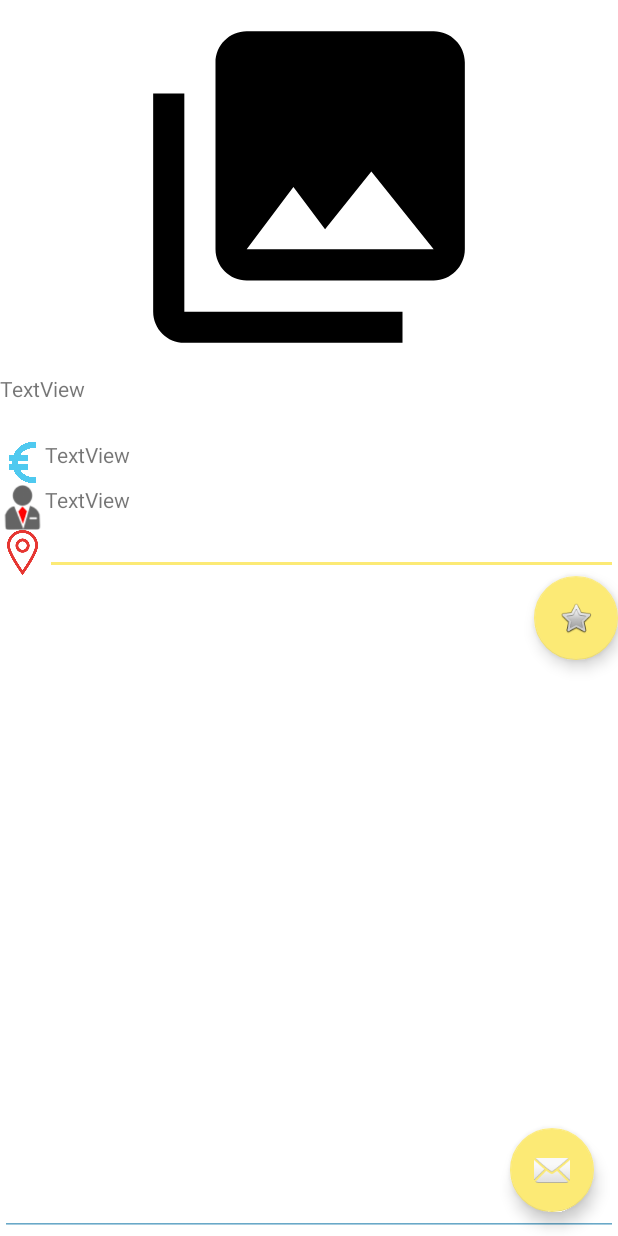
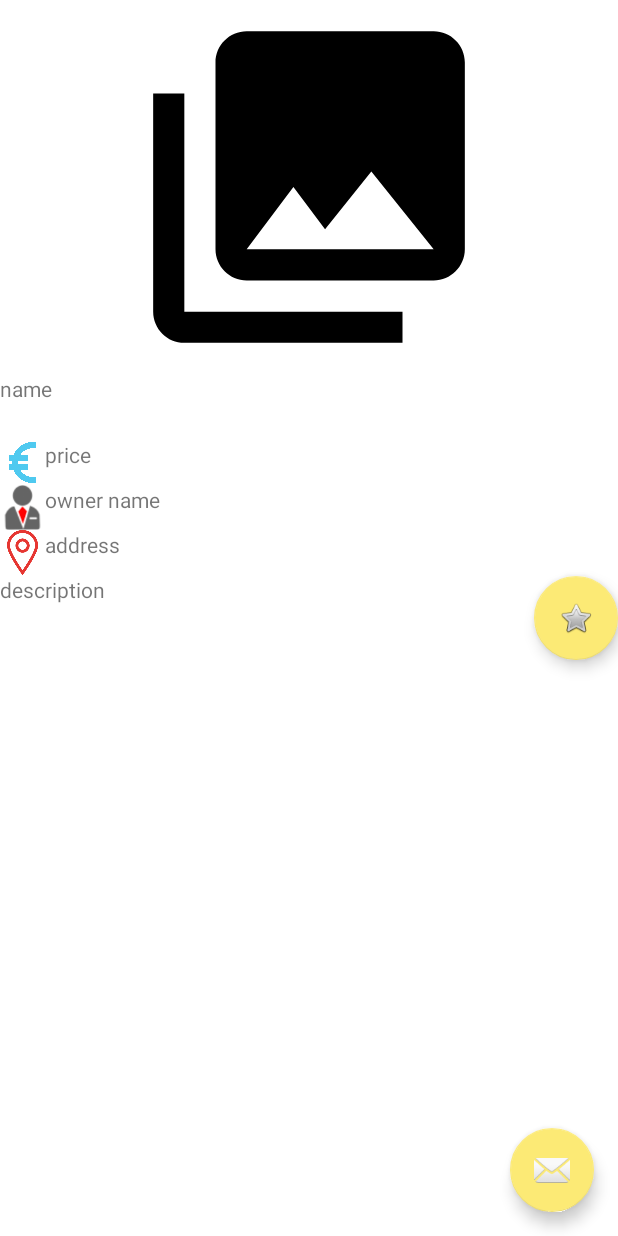
Before and after one commit to ciheng/shoppingMAP, an Android app: the ProductDetail screen opened directly, with no data from a screen before it, on a phone screen of 412 x 824 dp. Run offline under Robolectric (Android 15) with nearby library versions, the phone set to English and light mode, and no system bars; our stand-ins replace Volley; network calls fail; 2 statements that could not run were skipped.

Commit message:
product detail in progress

```diff
--- a/app/src/main/java/com/example/ciheng/shoppingmap/View/ProductDetail.java
+++ b/app/src/main/java/com/example/ciheng/shoppingmap/View/ProductDetail.java
@@ -3,10 +3,11 @@ package com.example.ciheng.shoppingmap.View;
 import android.content.Intent;
 import android.os.Bundle;
 import android.support.design.widget.FloatingActionButton;
-import android.support.design.widget.Snackbar;
 import android.support.v7.app.AppCompatActivity;
 import android.support.v7.widget.Toolbar;
+import android.util.Log;
 import android.view.View;
+import android.widget.ImageView;
 import android.widget.TextView;
 
 import com.android.volley.Request;
@@ -16,7 +17,6 @@ import com.android.volley.VolleyError;
 import com.android.volley.toolbox.JsonArrayRequest;
 import com.android.volley.toolbox.Volley;
 import com.example.ciheng.shoppingmap.Data.product;
-import com.example.ciheng.shoppingmap.Data.userData;
 import com.example.ciheng.shoppingmap.R;
 
 import org.json.JSONArray;
@@ -24,9 +24,17 @@ import org.json.JSONException;
 import org.json.JSONObject;
 
 public class ProductDetail extends AppCompatActivity {
-    int mUserId;
-    int productID;
-    userData mUserData;
+    private static final String TAG = "PRODUCT DETAIL";
+    private int mUserId;
+    private int productID;
+    private TextView mItemName;
+    private TextView mPrice;
+    private TextView mSellerName;
+    private TextView mAddress;
+    private TextView mDescription;
+    private product mProduct;
+    private ImageView mProductPic;
+    //private userData mUserData;
 
     @Override
     protected void onCreate(Bundle savedInstanceState) {
@@ -35,15 +43,22 @@ public class ProductDetail extends AppCompatActivity {
         Toolbar toolbar = (Toolbar) findViewById(R.id.toolbar);
         setSupportActionBar(toolbar);
         Intent intent = getIntent();
-        productID=intent.getIntExtra("prouct_id",-1);
-        mUserId=intent.getIntExtra("user_id",-1);
-
+        Bundle extras = intent.getExtras();
+        productID = extras.getInt("prouct_id", -1);
+        mUserId = extras.getInt("user_id", -1);
+        String message = "product Id " + productID + " user id " + mUserId;
+        Log.v(TAG, message);
+        mItemName=(TextView)findViewById(R.id.itemName);
+        mPrice=(TextView)findViewById(R.id.price);
+        mSellerName =(TextView)findViewById(R.id.sellerName);
+        mAddress=(TextView)findViewById(R.id.address);
+        mDescription=(TextView)findViewById(R.id.description);
         FloatingActionButton fab = (FloatingActionButton) findViewById(R.id.mail);
         fab.setOnClickListener(new View.OnClickListener() {
             @Override
             public void onClick(View view) {
                 Intent intent = new Intent(ProductDetail.this, SendMessage.class);//还需要intent seller，productName，productID
-                intent.putExtra("user_id", mUserData.getUserId());
+                intent.putExtra("user_id", mUserId);
                 startActivity(intent);
             }
         });
@@ -59,24 +74,28 @@ public class ProductDetail extends AppCompatActivity {
     {
         RequestQueue data = Volley.newRequestQueue(this);
 
-        String url = "http://api.a17-sd207.studev.groept.be/getProduct/"+productID;
+        String url = "http://api.a17-sd207.studev.groept.be/getProduct/" + productID;
         JsonArrayRequest request = new JsonArrayRequest(Request.Method.GET, url, null,
                 new Response.Listener<JSONArray>() {
                     @Override
                     public void onResponse(JSONArray response) {
                         try {
+                                JSONObject Event = response.getJSONObject(0);
+                                String name = Event.getString("name");
+                                name = name.replaceAll("%20", " ");
+                                mItemName.setText(name);
+                                String seller = Event.getString("username");
+                                mSellerName.setText(seller);
+                                String description = Event.getString("description");
+                                description = description.replaceAll("%20", " ");
+                                mDescription.setText(description);
+                                String price = Double.toString(Event.getDouble("price"));
+                                mPrice.setText(price);
+                                String download = Event.getString("download");
+                                mProduct= new product(name,seller,price,description,productID);
+                                mProduct.setDownloadUrl(download);
 
-                            for (int i = 0; i < response.length(); i++) {
-                                JSONObject Event = response.getJSONObject(i);
-                                String name = Event.getString("name");
-                                name=name.replaceAll("%20"," ");
-                                String description = Event.getString("description");
-                                description=description.replaceAll("%20"," ");
-                                String price = Event.getString("price");
-                                String download = Event.getString("download");
-                                String thumbnail= Event.getString("thumbnail");
 
-                            }
                         } catch (JSONException e) {
                             e.printStackTrace();
                         }
--- a/app/src/main/res/layout/content_product_detail.xml
+++ b/app/src/main/res/layout/content_product_detail.xml
@@ -14,16 +14,16 @@
         android:orientation="vertical">
 
         <ImageView
-            android:id="@+id/imageView"
+            android:id="@+id/productPic"
             android:layout_width="match_parent"
             android:layout_height="249dp"
-            app:srcCompat="@drawable/ic_menu_gallery" />
+            app:srcCompat="@drawable/ic_menu_gallery"/>
 
         <TextView
             android:id="@+id/itemName"
             android:layout_width="match_parent"
             android:layout_height="44dp"
-            android:text="TextView" />
+            android:text="name" />
 
         <LinearLayout
             android:layout_width="match_parent"
@@ -31,17 +31,17 @@
             android:orientation="horizontal">
 
             <ImageView
-                android:id="@+id/imageView4"
+                android:id="@+id/priceIcon"
                 android:layout_width="30dp"
                 android:layout_height="30dp"
-                app:srcCompat="@drawable/euro" />
+                app:srcCompat="@drawable/euro"/>
 
             <TextView
-                android:id="@+id/textView3"
+                android:id="@+id/price"
                 android:layout_width="match_parent"
                 android:layout_height="match_parent"
                 android:layout_weight="1"
-                android:text="TextView" />
+                android:text="price"/>
         </LinearLayout>
 
         <LinearLayout
@@ -50,18 +50,18 @@
             android:orientation="horizontal">
 
             <ImageView
-                android:id="@+id/imageView5"
+                android:id="@+id/ownerIcon"
                 android:layout_width="59dp"
                 android:layout_height="30dp"
                 android:layout_weight="1"
-                app:srcCompat="@drawable/people" />
+                app:srcCompat="@drawable/people"/>
 
             <TextView
                 android:id="@+id/sellerName"
                 android:layout_width="match_parent"
                 android:layout_height="match_parent"
                 android:layout_weight="1"
-                android:text="TextView" />
+                android:text="owner name" />
 
         </LinearLayout>
 
@@ -71,28 +71,25 @@
             android:orientation="horizontal">
 
             <ImageView
-                android:id="@+id/imageView3"
+                android:id="@+id/locationIcon"
                 android:layout_width="30dp"
                 android:layout_height="30dp"
-                app:srcCompat="@drawable/location" />
+                app:srcCompat="@drawable/location"/>
 
-            <EditText
-                android:id="@+id/editText4"
+            <TextView
+                android:id="@+id/address"
                 android:layout_width="wrap_content"
-                android:layout_height="match_parent"
+                android:layout_height="wrap_content"
                 android:layout_weight="1"
-                android:ems="10"
-                android:inputType="textPostalAddress" />
+                android:text="address"/>
 
         </LinearLayout>
 
-        <EditText
+        <TextView
             android:id="@+id/description"
             android:layout_width="match_parent"
             android:layout_height="wrap_content"
-            android:layout_weight="1"
-            android:ems="10"
-            android:inputType="textMultiLine" />
+            android:text="description"/>
 
     </LinearLayout>
 
```
Also changed, not shown: app/src/main/java/com/example/ciheng/shoppingmap/Data/product.java (+8 -1 lines), app/src/main/java/com/example/ciheng/shoppingmap/View/MapsActivity.java (+31 -10 lines).
